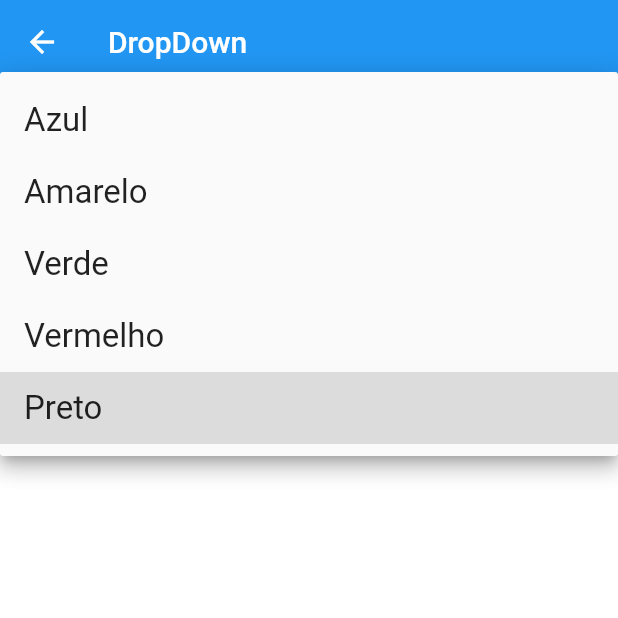
After one commit to viniciusjns/ProjetoCarros, a Flutter app: the HelloDropDown2 screen opened directly, after a tap on "Preto", on a phone screen of 412 x 824 dp, the top half of it. The commit adds this screen. Run offline on Flutter 3.47's test engine with Material 2 defaults, Android fonts, the phone set to English and light mode, and no system bars; our stand-ins replace cached_network_image, cloud_firestore, connectivity, firebase_auth, firebase_messaging, google_maps_flutter and 6 more; missing offline and left inert: flutter_auth_buttons, flutter_udemy_demos; accounts and stored records are empty.

Commit message:
dropdown

```diff
--- a/lib/pages/login/login_page.dart
+++ b/lib/pages/login/login_page.dart
@@ -1,5 +1,6 @@
 import 'dart:async';
 
+import 'package:carros/firebase.dart';
 import 'package:carros/firebase/firebase_service.dart';
 import 'package:carros/pages/api_response.dart';
 import 'package:carros/pages/carro/home_page.dart';
@@ -28,6 +29,8 @@ class _LoginPageState extends State<LoginPage> {
   @override
   void initState() {
     super.initState();
+
+    initFcm();
 
 //    Future<Usuario> future = Usuario.get();
 //    future.then((Usuario user) {
--- /dev/null
+++ b/lib/widgets/dropdown/dropdown.dart
@@ -0,0 +1,50 @@
+import 'package:flutter/material.dart';
+
+abstract class DropDownItem {
+  String text();
+}
+
+class DropDown<T extends DropDownItem> extends StatefulWidget {
+  State parent;
+  List<T> itens = List();
+  String text;
+  T value;
+  var callback;
+
+  DropDown(this.itens, this.text, this.value, ValueChanged<T> this.callback);
+
+  @override
+  DropDownState createState() {
+    return new DropDownState();
+  }
+}
+
+class DropDownState<T extends DropDownItem> extends State<DropDown> {
+  @override
+  Widget build(BuildContext context) {
+    return DropdownButton<T>(
+      value: widget.value,
+      isExpanded: true,
+      items: items(),
+      hint: Text(widget.text),
+      onChanged: (newVal) {
+        widget.callback(newVal);
+      },
+    );
+  }
+
+  items() {
+    List<DropdownMenuItem<T>> list =
+        widget.itens.map<DropdownMenuItem<T>>((val) {
+      return DropdownMenuItem<T>(
+        value: val,
+        child: new Text("${val.text()}",
+            style: TextStyle(
+              fontSize: 22,
+            )),
+      );
+    }).toList();
+
+    return list;
+  }
+}
--- /dev/null
+++ b/lib/widgets/dropdown/hello_dropdown_page1.dart
@@ -0,0 +1,67 @@
+import 'dart:ui';
+
+import 'package:flutter/material.dart';
+import 'package:flutter_udemy_demos/dropdown_string.dart';
+
+class HelloDropDown1 extends StatefulWidget {
+  @override
+  _HelloDropDown1State createState() => _HelloDropDown1State();
+}
+
+class _HelloDropDown1State extends State<HelloDropDown1> {
+  Color color = Colors.black;
+  String nomeCor;
+
+  final items = [
+    "Azul",
+    "Amarelo",
+    "Verde",
+    "Vermelho",
+    "Preto",
+  ];
+
+  @override
+  Widget build(BuildContext context) {
+    return Scaffold(
+      appBar: AppBar(
+        title: Text("DropDown"),
+      ),
+      body: _body(),
+    );
+  }
+
+  _body() {
+
+    return Container(
+      padding: EdgeInsets.all(20),
+      child: Column(
+        children: <Widget>[
+          DropDownString(items, "Cores", nomeCor, _onCorChanged),
+          Text(
+            "Cor > $nomeCor",
+            style: TextStyle(color: color, fontSize: 30),
+          )
+        ],
+      ),
+    );
+  }
+
+  void _onCorChanged(String value) {
+    print("> $value");
+
+    setState(() {
+      nomeCor = value;
+      if ("Azul" == value) {
+        color = Colors.blue;
+      } else if ("Amarelo" == value) {
+        color = Colors.yellow;
+      } else if ("Verde" == value) {
+        color = Colors.green;
+      }else if ("Vermelho" == value) {
+        color = Colors.red;
+      }else if ("Preto" == value) {
+        color = Colors.black;
+      }
+    });
+  }
+}
--- /dev/null
+++ b/lib/widgets/dropdown/hello_dropdown_page2.dart
@@ -0,0 +1,80 @@
+import 'dart:ui';
+
+import 'package:flutter/material.dart';
+import 'package:flutter_udemy_demos/fabricante.dart';
+
+import 'dropdown.dart';
+
+class HelloDropDown2 extends StatefulWidget {
+  @override
+  _HelloDropDown2State createState() => _HelloDropDown2State();
+}
+
+class _HelloDropDown2State extends State<HelloDropDown2> {
+
+  Cor cor = Cor("Preto", Colors.black);
+
+  static final items = [
+    Cor("Azul", Colors.blue),
+    Cor("Amarelo", Colors.yellow),
+    Cor("Verde", Colors.green),
+    Cor("Vermelho", Colors.red),
+    Cor("Preto", Colors.black)
+  ];
+
+  @override
+  Widget build(BuildContext context) {
+    return Scaffold(
+      appBar: AppBar(
+        title: Text("DropDown"),
+      ),
+      body: _body(),
+    );
+  }
+
+  _body() {
+
+    return Container(
+      padding: EdgeInsets.all(20),
+      child: Column(
+        children: <Widget>[
+          DropDown<Cor>(items, "Cores", cor, _onCorChanged),
+          Text(
+            cor != null ? "Cor > ${cor.nome}" : "",
+            style: TextStyle(color: cor.color, fontSize: 30),
+          )
+        ],
+      ),
+    );
+  }
+
+  void _onCorChanged(Cor cor) {
+    print("> ${cor.nome}");
+
+    setState(() {
+      this.cor = cor;
+    });
+  }
+}
+
+class Cor extends DropDownItem {
+  Color color;
+  String nome;
+
+  Cor(this.nome, this.color);
+
+  @override
+  String text() {
+    return nome;
+  }
+
+  @override
+  bool operator ==(Object other) =>
+      identical(this, other) ||
+          other is Cor &&
+              runtimeType == other.runtimeType &&
+              nome == other.nome;
+
+  @override
+  int get hashCode => nome.hashCode;
+}
--- a/pubspec.yaml
+++ b/pubspec.yaml
@@ -36,6 +36,7 @@ dependencies:
   firebase_core: ^0.4.4+3
   google_sign_in: ^4.4.1
   cloud_firestore: ^0.13.5
+  firebase_messaging: ^6.0.13
 
 
   # The following adds the Cupertino Icons font to your application.
```
Also changed, not shown: lib/firebase.dart (added, +37 -0 lines), lib/widgets/dropdown/dropdown_string.dart (added, +44 -0 lines), lib/widgets/dropdown/fabricante.dart (added, +57 -0 lines), lib/widgets/dropdown/hello_dropdown_fabricante.dart (added, +57 -0 lines), pubspec.lock, 1 other file.
